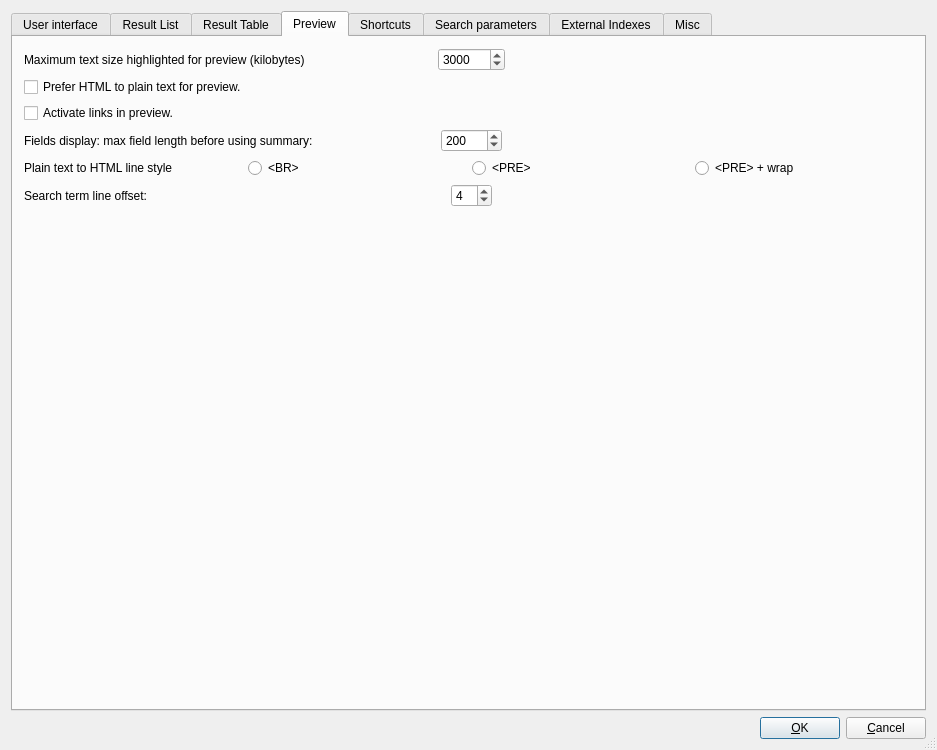
Old version of the form src/qtgui/uiprefs.ui in the repository alarmz/recoll.
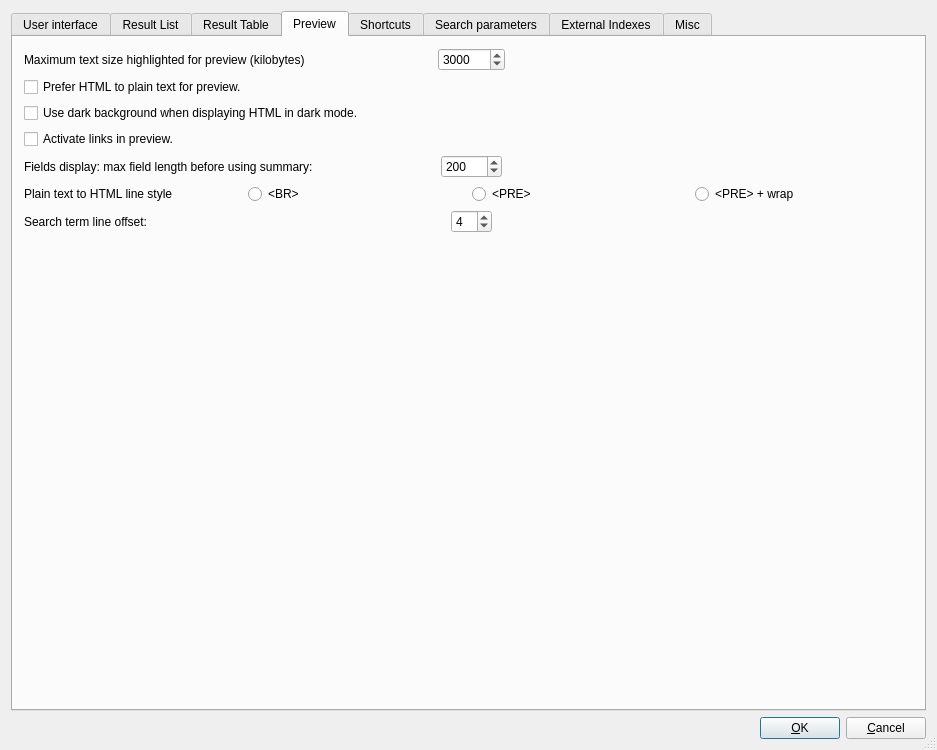
New version of the form. The open tabs and pages were chosen to show the change.

Commit message: GUI: HTML preview in dark mode: do not use a dark background by default, there is no way that this can work with many documents CSS

Diff of the .ui file:
```diff
--- a/src/qtgui/uiprefs.ui
+++ b/src/qtgui/uiprefs.ui
@@ -1220,6 +1220,19 @@
          </property>
         </widget>
        </item>
+      <item>
+        <widget class="QCheckBox" name="previewdarkbgCB">
+         <property name="toolTip">
+          <string>When displaying HTML in dark mode, try to use a dark background (and light color).&lt;br&gt;This conflicts with many documents which will override our light setting with their own CSS (dark) foreground color, resulting in an unreadable document, so it is off by default.</string>
+         </property>
+         <property name="text">
+          <string>Use dark background when displaying HTML in dark mode.</string>
+         </property>
+         <property name="checked">
+          <bool>false</bool>
+         </property>
+        </widget>
+       </item>
        <item>
         <widget class="QCheckBox" name="previewActiveLinksCB">
          <property name="toolTip">
```
The commit also changes 6 other files.
